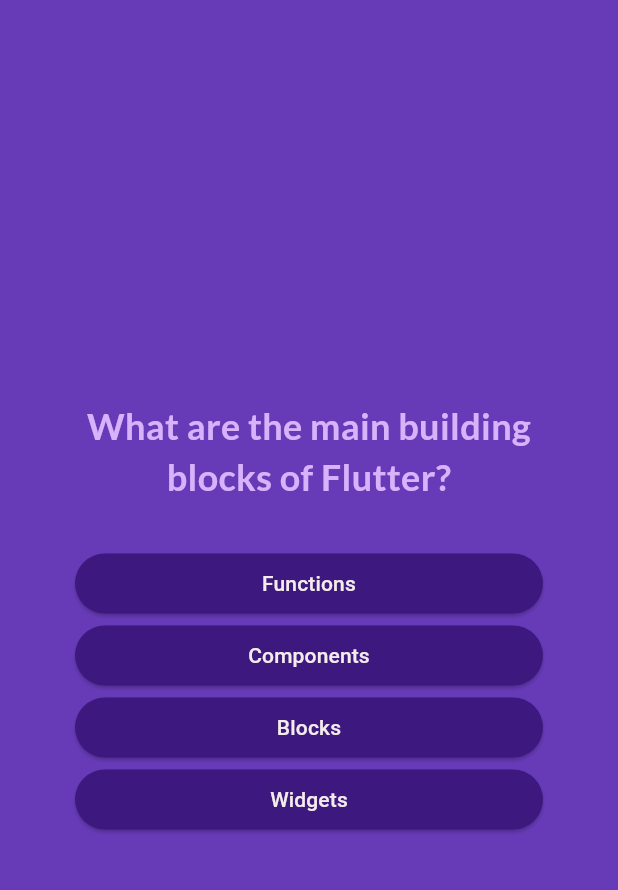
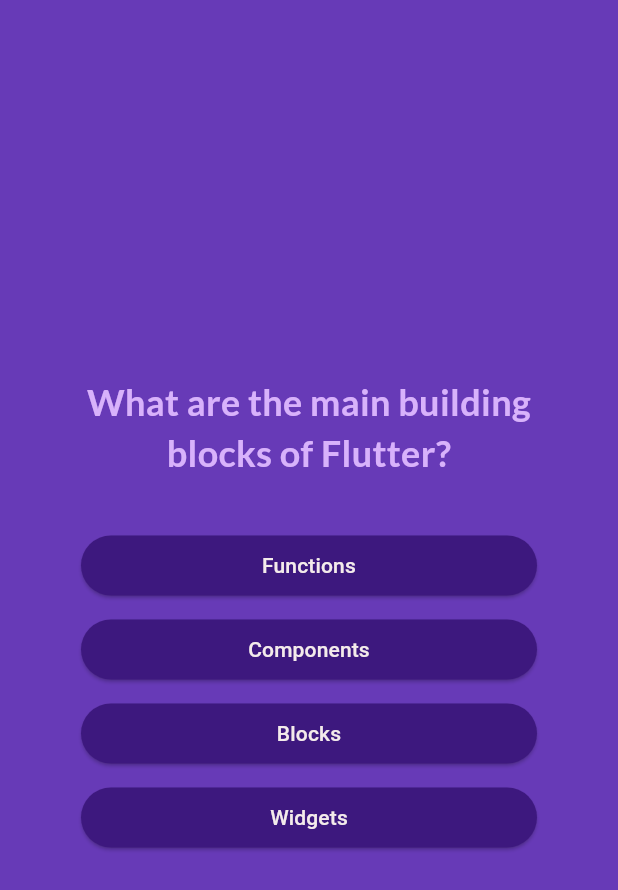
Before and after one commit to demarialr/Flutter-Quiz-App, a Flutter app: the screen it shows after launch, after a tap on "Start Quiz", on a phone screen of 412 x 824 dp. Shown: the top 890 px of the screen. Run offline on Flutter 3.47's test engine with Material 3 defaults, Android fonts, the phone set to English and light mode, and no system bars; our stand-ins replace google_fonts.

Commit message:
Added padding for answer buttons, finished restart quiz function

```diff
--- a/lib/answer_button.dart
+++ b/lib/answer_button.dart
@@ -12,7 +12,9 @@ class AnswerButton extends StatelessWidget {
 
   @override
   Widget build(BuildContext context) {
-    return ElevatedButton(
+    return Padding(
+      padding: const EdgeInsets.all(4),
+      child: ElevatedButton(
         onPressed: onTap,
         style: ElevatedButton.styleFrom(
           padding: const EdgeInsets.symmetric(
@@ -32,6 +34,7 @@ class AnswerButton extends StatelessWidget {
             color: Color.fromARGB(255, 244, 235, 235),
           ),
         ),
+      ),
     );
   }
 }
--- a/lib/results_screen.dart
+++ b/lib/results_screen.dart
@@ -6,9 +6,11 @@ class ResultsScreen extends StatelessWidget {
   const ResultsScreen({
     super.key,
     required this.chosenAnswers,
+    required this.restartQuiz,
   });
 
   final List<String> chosenAnswers;
+  final void Function() restartQuiz;
 
   List<Map<String, Object>> getSummaryData() {
     final List<Map<String, Object>> summary = [];
@@ -58,7 +60,7 @@ class ResultsScreen extends StatelessWidget {
               height: 30,
             ),
             OutlinedButton.icon(
-              onPressed: () {},
+              onPressed: restartQuiz,
               style: OutlinedButton.styleFrom(
                 foregroundColor: Colors.white,
               ),
```
Also changed, not shown: lib/quiz.dart (+7 -6 lines). Lines whose indentation alone changed are shown as unchanged.
